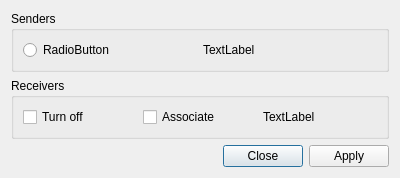
Qt form GUI/songcast/songcastdlg.ui (rbg2024/upplay) before a commit.
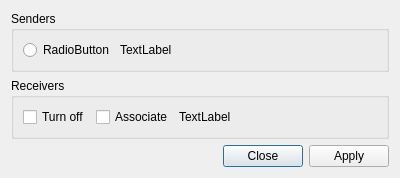
The same form after that commit.

```diff
--- a/GUI/songcast/songcastdlg.ui
+++ b/GUI/songcast/songcastdlg.ui
@@ -30,6 +30,12 @@
        <layout class="QGridLayout" name="sndGridLayout">
         <item row="0" column="0">
          <widget class="QRadioButton" name="initsbutton">
+          <property name="sizePolicy">
+           <sizepolicy hsizetype="Fixed" vsizetype="Fixed">
+            <horstretch>0</horstretch>
+            <verstretch>0</verstretch>
+           </sizepolicy>
+          </property>
           <property name="text">
            <string>RadioButton</string>
           </property>
@@ -70,6 +76,12 @@
         </item>
         <item row="0" column="0">
          <widget class="QCheckBox" name="initrbutton1">
+          <property name="sizePolicy">
+           <sizepolicy hsizetype="Fixed" vsizetype="Fixed">
+            <horstretch>0</horstretch>
+            <verstretch>0</verstretch>
+           </sizepolicy>
+          </property>
           <property name="text">
            <string>Turn off</string>
           </property>
@@ -77,6 +89,12 @@
         </item>
         <item row="0" column="1">
          <widget class="QCheckBox" name="initrbutton2">
+          <property name="sizePolicy">
+           <sizepolicy hsizetype="Fixed" vsizetype="Fixed">
+            <horstretch>0</horstretch>
+            <verstretch>0</verstretch>
+           </sizepolicy>
+          </property>
           <property name="text">
            <string>Associate</string>
           </property>
```
